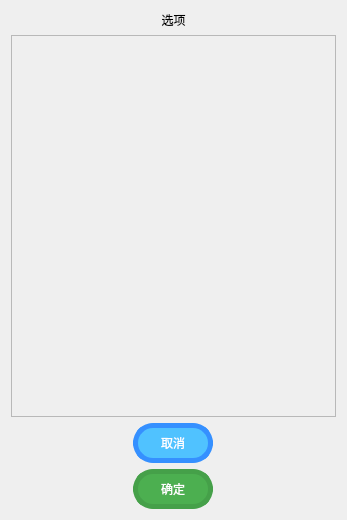
Before: the Qt Designer form ui_class/option_window.ui in reflux18d/MaiGO, drawn with Qt 5.
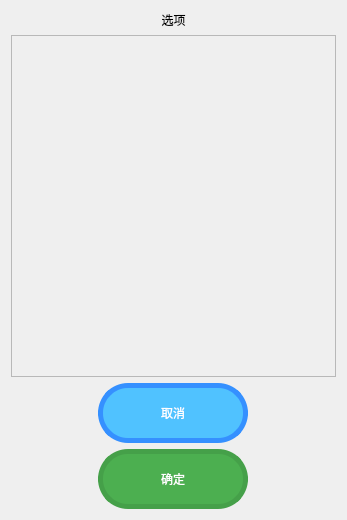
After: the same form once the commit is applied.

```diff
--- a/ui_class/option_window.ui
+++ b/ui_class/option_window.ui
@@ -45,7 +45,7 @@
         <bool>true</bool>
        </property>
        <property name="alignment">
-        <set>Qt::AlignHCenter|Qt::AlignTop</set>
+        <set>Qt::AlignCenter</set>
        </property>
        <widget class="QWidget" name="scrollAreaWidgetContents">
         <property name="geometry">
@@ -53,7 +53,7 @@
           <x>0</x>
           <y>0</y>
           <width>325</width>
-          <height>379</height>
+          <height>339</height>
          </rect>
         </property>
        </widget>
@@ -71,19 +71,19 @@
      </property>
      <property name="minimumSize">
       <size>
-       <width>80</width>
-       <height>40</height>
+       <width>150</width>
+       <height>60</height>
       </size>
      </property>
      <property name="maximumSize">
       <size>
-       <width>80</width>
-       <height>40</height>
+       <width>150</width>
+       <height>60</height>
       </size>
      </property>
      <property name="styleSheet">
       <string notr="true">font: 14pt &quot;黑体&quot;;
-border-radius: 20px;      /* 圆角半径（像素） */
+border-radius: 30px;      /* 圆角半径（像素） */
     background-color:rgb(80, 194, 255);
     color: white;             /* 文字颜色 */
     border: 5px solid rgb(53, 144, 255); /* 边框样式 */</string>
@@ -103,19 +103,19 @@
      </property>
      <property name="minimumSize">
       <size>
-       <width>80</width>
-       <height>40</height>
+       <width>150</width>
+       <height>60</height>
       </size>
      </property>
      <property name="maximumSize">
       <size>
-       <width>80</width>
-       <height>40</height>
+       <width>150</width>
+       <height>60</height>
       </size>
      </property>
      <property name="styleSheet">
       <string notr="true">font: 14pt &quot;黑体&quot;;
-border-radius: 20px;      /* 圆角半径（像素） */
+border-radius: 30px;      /* 圆角半径（像素） */
     background-color: #4CAF50; /* 背景颜色 */
     color: white;             /* 文字颜色 */
     border: 5px solid #45a049; /* 边框样式 */</string>
```
